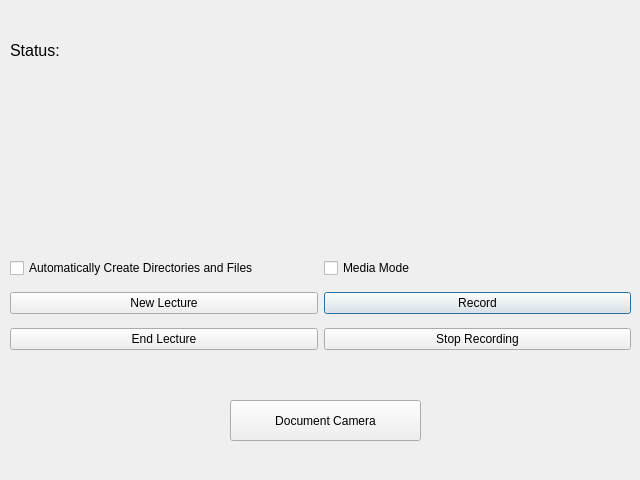
First picture: the form in tcc_gui/tcc_gui/maindialog.ui, repository raquelrasia/tcc, before the edit.
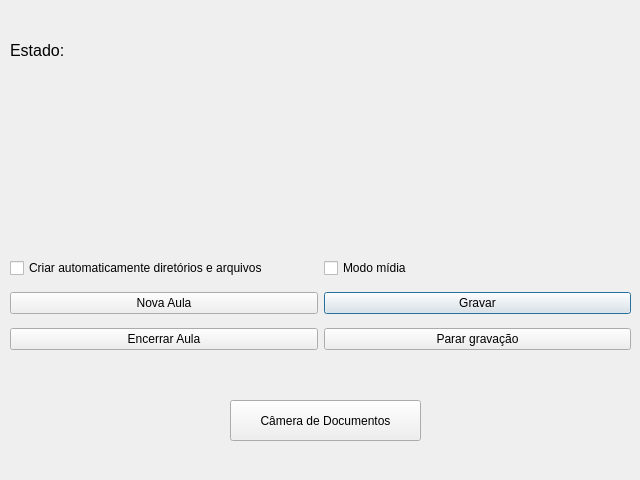
Second picture: the form after the edit.

Commit message: Elimina uma janela de comando para camera de documentos

```diff
--- a/tcc_gui/tcc_gui/maindialog.ui
+++ b/tcc_gui/tcc_gui/maindialog.ui
@@ -26,42 +26,42 @@
     <item row="1" column="1">
      <widget class="QPushButton" name="pushButton_2">
       <property name="text">
-       <string>Record</string>
+       <string>Gravar</string>
       </property>
      </widget>
     </item>
     <item row="2" column="0">
      <widget class="QPushButton" name="pushButton_3">
       <property name="text">
-       <string>End Lecture</string>
+       <string>Encerrar Aula</string>
       </property>
      </widget>
     </item>
     <item row="1" column="0">
      <widget class="QPushButton" name="pushButton">
       <property name="text">
-       <string>New Lecture</string>
+       <string>Nova Aula</string>
       </property>
      </widget>
     </item>
     <item row="0" column="1">
      <widget class="QCheckBox" name="checkBox">
       <property name="text">
-       <string>Media Mode</string>
+       <string>Modo mídia</string>
       </property>
      </widget>
     </item>
     <item row="0" column="0">
      <widget class="QCheckBox" name="checkBox_2">
       <property name="text">
-       <string>Automatically Create Directories and Files</string>
+       <string>Criar automaticamente diretórios e arquivos</string>
       </property>
      </widget>
     </item>
     <item row="2" column="1">
      <widget class="QPushButton" name="pushButton_4">
       <property name="text">
-       <string>Stop Recording</string>
+       <string>Parar gravação</string>
       </property>
      </widget>
     </item>
@@ -77,7 +77,7 @@
     </rect>
    </property>
    <property name="text">
-    <string>&lt;html&gt;&lt;head/&gt;&lt;body&gt;&lt;p&gt;&lt;span style=&quot; font-size:12pt;&quot;&gt;Status:&lt;/span&gt;&lt;/p&gt;&lt;/body&gt;&lt;/html&gt;</string>
+    <string>&lt;html&gt;&lt;head/&gt;&lt;body&gt;&lt;p&gt;&lt;span style=&quot; font-size:12pt;&quot;&gt;Estado:&lt;/span&gt;&lt;/p&gt;&lt;/body&gt;&lt;/html&gt;</string>
    </property>
   </widget>
   <widget class="QPushButton" name="pushButton_5">
@@ -90,7 +90,7 @@
     </rect>
    </property>
    <property name="text">
-    <string>Document Camera</string>
+    <string>Câmera de Documentos</string>
    </property>
   </widget>
  </widget>
```
The commit also changes 11 other files.
